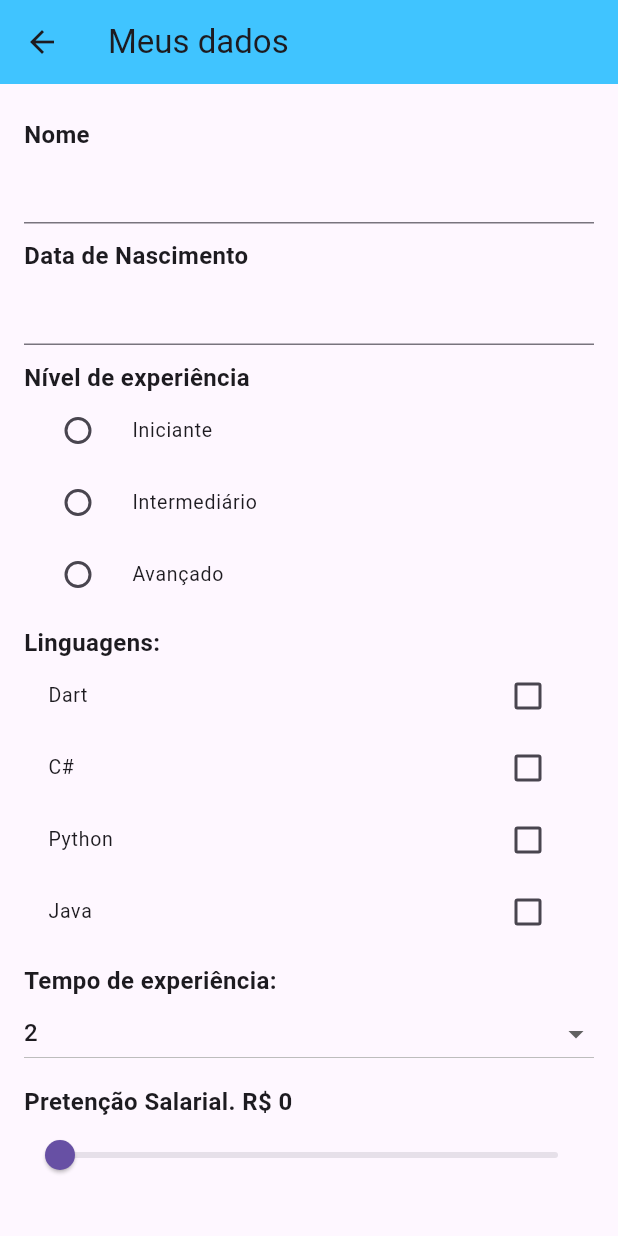
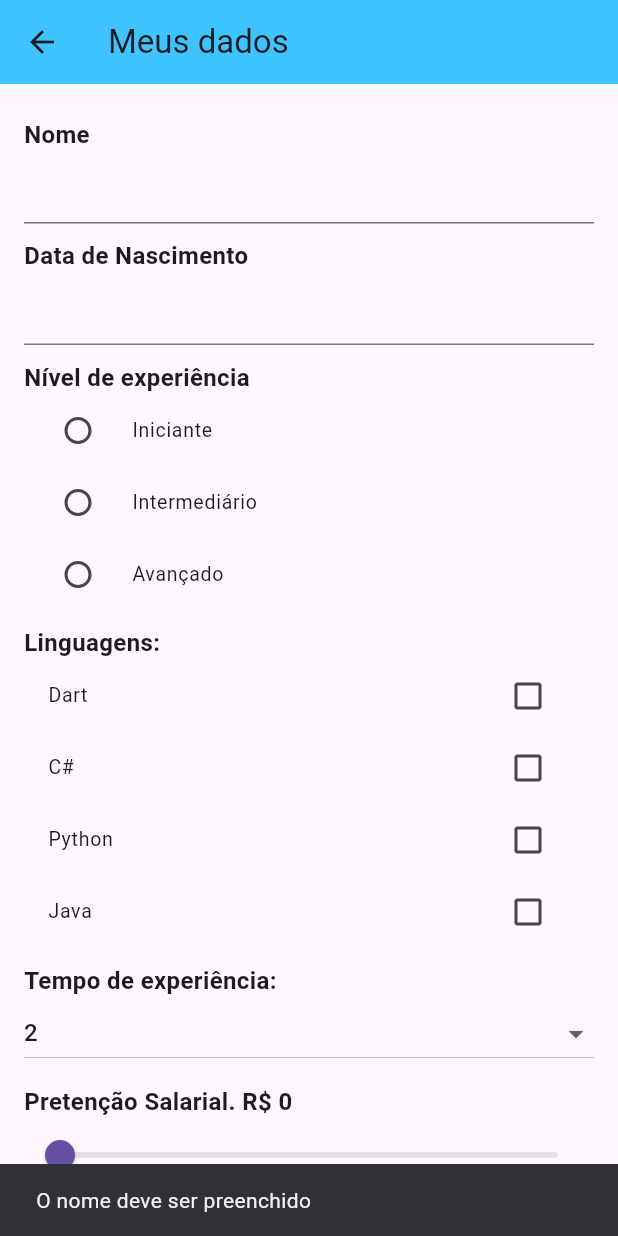
Before and after one commit to reynatojunior/login, a Flutter app: the DadosCadastraisPage screen opened directly, after a tap on "Salvar", on a phone screen of 412 x 824 dp. Run offline on Flutter 3.47's test engine with Material 3 defaults, Android fonts, the phone set to English and light mode, and no system bars; our stand-ins replace floating_bottom_navigation_bar; network calls fail.

Commit message:
commit saving data

```diff
--- a/lib/pages/dados_cadastrais.dart
+++ b/lib/pages/dados_cadastrais.dart
@@ -23,6 +23,8 @@ class _DadosCadastraisPageState extends State<DadosCadastraisPage> {
   var linguagensSelecionadas = [];
   double salarioEscolhido = 0;
   int tempoExperiencia = 2;
+
+  bool salvando = false;
 
   @override
   void initState() {
@@ -57,7 +59,9 @@ class _DadosCadastraisPageState extends State<DadosCadastraisPage> {
         ),
         body: Padding(
           padding: EdgeInsets.symmetric(vertical: 12, horizontal: 16),
-          child: ListView(children: [
+          child: salvando
+              ? Center(child: CircularProgressIndicator())
+              : ListView(children: [
                   TextLabel(texto: "Nome"),
                   TextField(
                     controller: nomeController,
@@ -139,7 +143,52 @@ class _DadosCadastraisPageState extends State<DadosCadastraisPage> {
                       }),
                   TextButton(
                     onPressed: () {
-                print(nomeController.text);
+                      setState(() {
+                        salvando = false;
+                      });
+                      if (nomeController.text.trim().length < 3) {
+                        ScaffoldMessenger.of(context).showSnackBar(SnackBar(
+                            content: Text("O nome deve ser preenchido")));
+                        return;
+                      }
+                      if (dataNascimento == null) {
+                        ScaffoldMessenger.of(context).showSnackBar(SnackBar(
+                            content: Text("Data de nascimento invalida")));
+                        return;
+                      }
+                      if (nivelSelecionado.trim() == '') {
+                        ScaffoldMessenger.of(context).showSnackBar(SnackBar(
+                            content: Text("O Nivel deve ser selecionado")));
+                        return;
+                      }
+                      if (linguagensSelecionadas.isEmpty) {
+                        ScaffoldMessenger.of(context).showSnackBar(SnackBar(
+                            content:
+                                Text("Selecione pelo menos uma linguagem")));
+                        return;
+                      }
+                      if (tempoExperiencia == 0) {
+                        ScaffoldMessenger.of(context).showSnackBar(SnackBar(
+                            content: Text(
+                                "Deve ter ao menos 1 ano de experiência")));
+                        return;
+                      }
+                      if (salarioEscolhido == 0) {
+                        ScaffoldMessenger.of(context).showSnackBar(SnackBar(
+                            content: Text("Preencha a pretenção salarial!")));
+                        return;
+                      }
+
+                      setState(() {
+                        salvando = true;
+                      });
+
+                      Future.delayed(Duration(seconds: 3), () {
+                        setState(() {
+                          salvando = false;
+                        });
+                        Navigator.pop(context);
+                      });
                     },
                     child: Text("Salvar"),
                   ),
```
Lines whose indentation alone changed are shown as unchanged.
